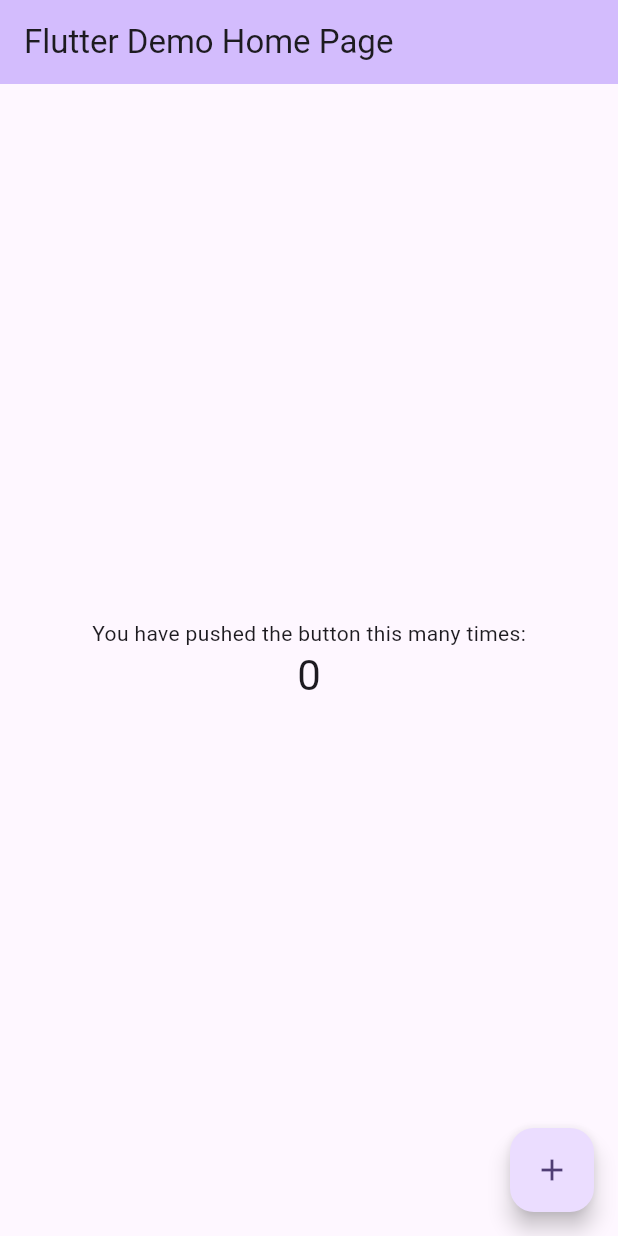
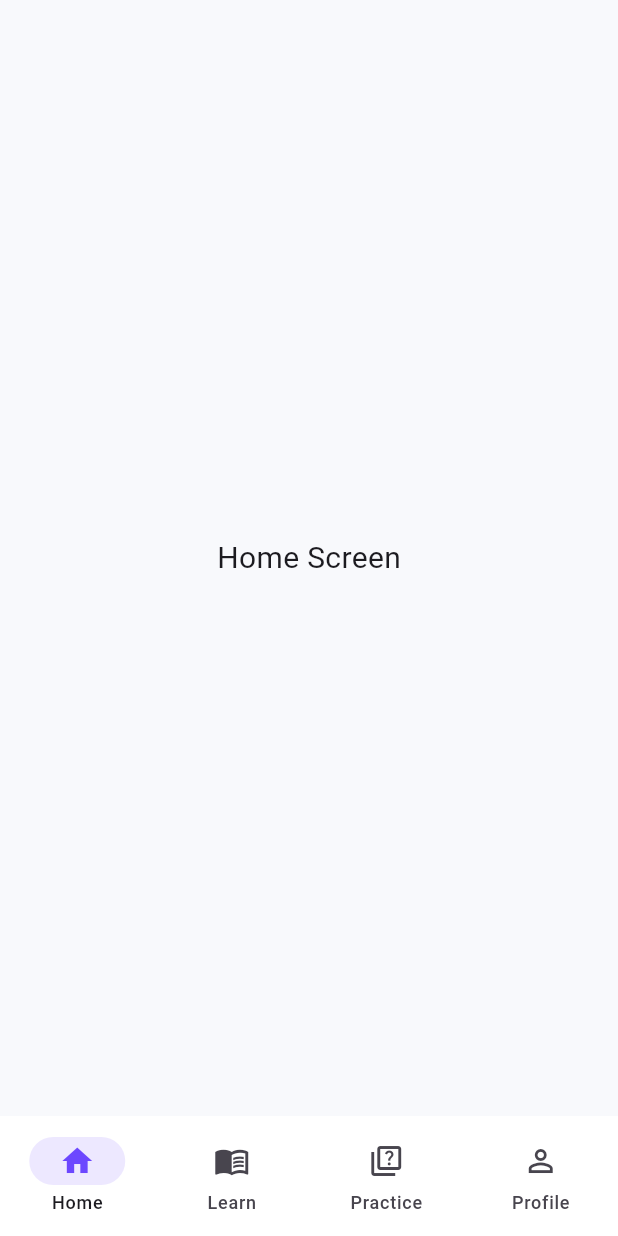
Before and after one commit to kindy10/dsa_learning_app, a Flutter app: the screen it shows after launch, on a phone screen of 412 x 824 dp. Run offline on Flutter 3.47's test engine with Material 3 defaults, Android fonts, the phone set to English and light mode, and no system bars.

Commit message:
add app theme and bottom navigation shell

```diff
--- /dev/null
+++ b/lib/core/theme/app_theme.dart
@@ -0,0 +1,68 @@
+import 'package:flutter/material.dart';
+
+/// AppTheme centralizes the visual design system for the DSA Learning App.
+/// Keeping colors and styles in one place makes it easy to update the look
+/// of the entire app without editing individual screens.
+class AppTheme {
+  // Brand & Surface Colors
+  static const Color primaryPurple = Color(0xFF6C47FF); // Main brand color
+  static const Color softPurple = Color(0xFFEDE8FF);    // Subtle highlights & backgrounds
+  static const Color backgroundLight = Color(0xFFF8F9FC); // Very light grey canvas
+  static const Color textDark = Color(0xFF1F2937);      // High-contrast readable headings
+  static const Color textGrey = Color(0xFF6B7280);      // Secondary descriptions & subtitles
+
+  /// Returns the main light theme used by MaterialApp.
+  static ThemeData get lightTheme {
+    return ThemeData(
+      // Enables Material 3 design components (modern cards, navigation bar, etc.)
+      useMaterial3: true,
+
+      // Default background color for every Scaffold in the app
+      scaffoldBackgroundColor: backgroundLight,
+
+      // Generates a harmonious palette based on our primary purple
+      colorScheme: ColorScheme.fromSeed(
+        seedColor: primaryPurple,
+        primary: primaryPurple,
+        secondary: softPurple,
+        surface: Colors.white,
+      ),
+
+      // Global styling for top AppBars across all screens
+      appBarTheme: const AppBarTheme(
+        backgroundColor: Colors.transparent,
+        elevation: 0, // Removes default shadow for a clean, minimal look
+        centerTitle: false,
+        titleTextStyle: TextStyle(
+          color: textDark,
+          fontSize: 22,
+          fontWeight: FontWeight.bold,
+        ),
+        iconTheme: IconThemeData(color: textDark),
+      ),
+
+      // Global styling for Card widgets (rounded corners + subtle border)
+      cardTheme: CardThemeData(
+        color: Colors.white,
+        elevation: 0,
+        shape: RoundedRectangleBorder(
+          borderRadius: BorderRadius.circular(16),
+          side: BorderSide(color: Colors.grey.shade200),
+        ),
+      ),
+
+      // Global styling for primary action buttons (e.g., Submit Answer, Continue)
+      elevatedButtonTheme: ElevatedButtonThemeData(
+        style: ElevatedButton.styleFrom(
+          backgroundColor: primaryPurple,
+          foregroundColor: Colors.white,
+          elevation: 0,
+          padding: const EdgeInsets.symmetric(horizontal: 20, vertical: 14),
+          shape: RoundedRectangleBorder(
+            borderRadius: BorderRadius.circular(12),
+          ),
+        ),
+      ),
+    );
+  }
+}
--- a/lib/main.dart
+++ b/lib/main.dart
@@ -1,122 +1,27 @@
 import 'package:flutter/material.dart';
+import 'core/theme/app_theme.dart';
+import 'screens/main_shell.dart';
 
+/// The entry point of every Flutter application.
 void main() {
-  runApp(const MyApp());
+  runApp(const DsaLearningApp());
 }
 
-class MyApp extends StatelessWidget {
-  const MyApp({super.key});
+/// Root widget of the application.
+/// Configures the app title, global theme, and initial home screen.
+class DsaLearningApp extends StatelessWidget {
+  const DsaLearningApp({super.key});
 
-  // This widget is the root of your application.
   @override
   Widget build(BuildContext context) {
     return MaterialApp(
-      title: 'Flutter Demo',
-      theme: ThemeData(
-        // This is the theme of your application.
-        //
-        // TRY THIS: Try running your application with "flutter run". You'll see
-        // the application has a purple toolbar. Then, without quitting the app,
-        // try changing the seedColor in the colorScheme below to Colors.green
-        // and then invoke "hot reload" (save your changes or press the "hot
-        // reload" button in a Flutter-supported IDE, or press "r" if you used
-        // the command line to start the app).
-        //
-        // Notice that the counter didn't reset back to zero; the application
-        // state is not lost during the reload. To reset the state, use hot
-        // restart instead.
-        //
-        // This works for code too, not just values: Most code changes can be
-        // tested with just a hot reload.
-        colorScheme: .fromSeed(seedColor: Colors.deepPurple),
-      ),
-      home: const MyHomePage(title: 'Flutter Demo Home Page'),
+      title: 'DSA Learning',
+      // Hides the red "DEBUG" banner in the top-right corner
+      debugShowCheckedModeBanner: false,
+      // Applies our custom purple-and-white theme globally
+      theme: AppTheme.lightTheme,
+      // Loads the bottom navigation shell as the first screen
+      home: const MainShell(),
     );
   }
 }
-
-class MyHomePage extends StatefulWidget {
-  const MyHomePage({super.key, required this.title});
-
-  // This widget is the home page of your application. It is stateful, meaning
-  // that it has a State object (defined below) that contains fields that affect
-  // how it looks.
-
-  // This class is the configuration for the state. It holds the values (in this
-  // case the title) provided by the parent (in this case the App widget) and
-  // used by the build method of the State. Fields in a Widget subclass are
-  // always marked "final".
-
-  final String title;
-
-  @override
-  State<MyHomePage> createState() => _MyHomePageState();
-}
-
-class _MyHomePageState extends State<MyHomePage> {
-  int _counter = 0;
-
-  void _incrementCounter() {
-    setState(() {
-      // This call to setState tells the Flutter framework that something has
-      // changed in this State, which causes it to rerun the build method below
-      // so that the display can reflect the updated values. If we changed
-      // _counter without calling setState(), then the build method would not be
-      // called again, and so nothing would appear to happen.
-      _counter++;
-    });
-  }
-
-  @override
-  Widget build(BuildContext context) {
-    // This method is rerun every time setState is called, for instance as done
-    // by the _incrementCounter method above.
-    //
-    // The Flutter framework has been optimized to make rerunning build methods
-    // fast, so that you can just rebuild anything that needs updating rather
-    // than having to individually change instances of widgets.
-    return Scaffold(
-      appBar: AppBar(
-        // TRY THIS: Try changing the color here to a specific color (to
-        // Colors.amber, perhaps?) and trigger a hot reload to see the AppBar
-        // change color while the other colors stay the same.
-        backgroundColor: Theme.of(context).colorScheme.inversePrimary,
-        // Here we take the value from the MyHomePage object that was created by
-        // the App.build method, and use it to set our appbar title.
-        title: Text(widget.title),
-      ),
-      body: Center(
-        // Center is a layout widget. It takes a single child and positions it
-        // in the middle of the parent.
-        child: Column(
-          // Column is also a layout widget. It takes a list of children and
-          // arranges them vertically. By default, it sizes itself to fit its
-          // children horizontally, and tries to be as tall as its parent.
-          //
-          // Column has various properties to control how it sizes itself and
-          // how it positions its children. Here we use mainAxisAlignment to
-          // center the children vertically; the main axis here is the vertical
-          // axis because Columns are vertical (the cross axis would be
-          // horizontal).
-          //
-          // TRY THIS: Invoke "debug painting" (choose the "Toggle Debug Paint"
-          // action in the IDE, or press "p" in the console), to see the
-          // wireframe for each widget.
-          mainAxisAlignment: .center,
-          children: [
-            const Text('You have pushed the button this many times:'),
-            Text(
-              '$_counter',
-              style: Theme.of(context).textTheme.headlineMedium,
-            ),
-          ],
-        ),
-      ),
-      floatingActionButton: FloatingActionButton(
-        onPressed: _incrementCounter,
-        tooltip: 'Increment',
-        child: const Icon(Icons.add),
-      ),
-    );
-  }
-}
--- /dev/null
+++ b/lib/screens/main_shell.dart
@@ -0,0 +1,71 @@
+import 'package:flutter/material.dart';
+import '../core/theme/app_theme.dart';
+
+/// MainShell is the root layout after the app launches.
+/// It holds the bottom NavigationBar and switches between the 4 main tabs.
+/// It is a StatefulWidget because it needs to remember which tab is currently selected.
+class MainShell extends StatefulWidget {
+  const MainShell({super.key});
+
+  @override
+  State<MainShell> createState() => _MainShellState();
+}
+
+class _MainShellState extends State<MainShell> {
+  // Tracks the active tab index (0 = Home, 1 = Learn, 2 = Practice, 3 = Profile)
+  int _currentIndex = 0;
+
+  // Placeholder widgets for each tab.
+  // We will replace these one by one as we build each real screen.
+  final List<Widget> _screens = const [
+    Center(child: Text('Home Screen', style: TextStyle(fontSize: 20))),
+    Center(child: Text('Learning Modules', style: TextStyle(fontSize: 20))),
+    Center(child: Text('Practice Quiz', style: TextStyle(fontSize: 20))),
+    Center(child: Text('My Progress', style: TextStyle(fontSize: 20))),
+  ];
+
+  @override
+  Widget build(BuildContext context) {
+    return Scaffold(
+      // SafeArea ensures content doesn't overlap with the phone's status bar or notch
+      body: SafeArea(
+        child: _screens[_currentIndex],
+      ),
+
+      // Material 3 bottom navigation bar
+      bottomNavigationBar: NavigationBar(
+        selectedIndex: _currentIndex,
+        // Triggered whenever the user taps a tab; setState() rebuilds the UI
+        onDestinationSelected: (int index) {
+          setState(() {
+            _currentIndex = index;
+          });
+        },
+        backgroundColor: Colors.white,
+        indicatorColor: AppTheme.softPurple, // Pill highlight behind the active icon
+        destinations: const [
+          NavigationDestination(
+            icon: Icon(Icons.home_outlined),
+            selectedIcon: Icon(Icons.home, color: AppTheme.primaryPurple),
+            label: 'Home',
+          ),
+          NavigationDestination(
+            icon: Icon(Icons.menu_book_outlined),
+            selectedIcon: Icon(Icons.menu_book, color: AppTheme.primaryPurple),
+            label: 'Learn',
+          ),
+          NavigationDestination(
+            icon: Icon(Icons.quiz_outlined),
+            selectedIcon: Icon(Icons.quiz, color: AppTheme.primaryPurple),
+            label: 'Practice',
+          ),
+          NavigationDestination(
+            icon: Icon(Icons.person_outline),
+            selectedIcon: Icon(Icons.person, color: AppTheme.primaryPurple),
+            label: 'Profile',
+          ),
+        ],
+      ),
+    );
+  }
+}
```
